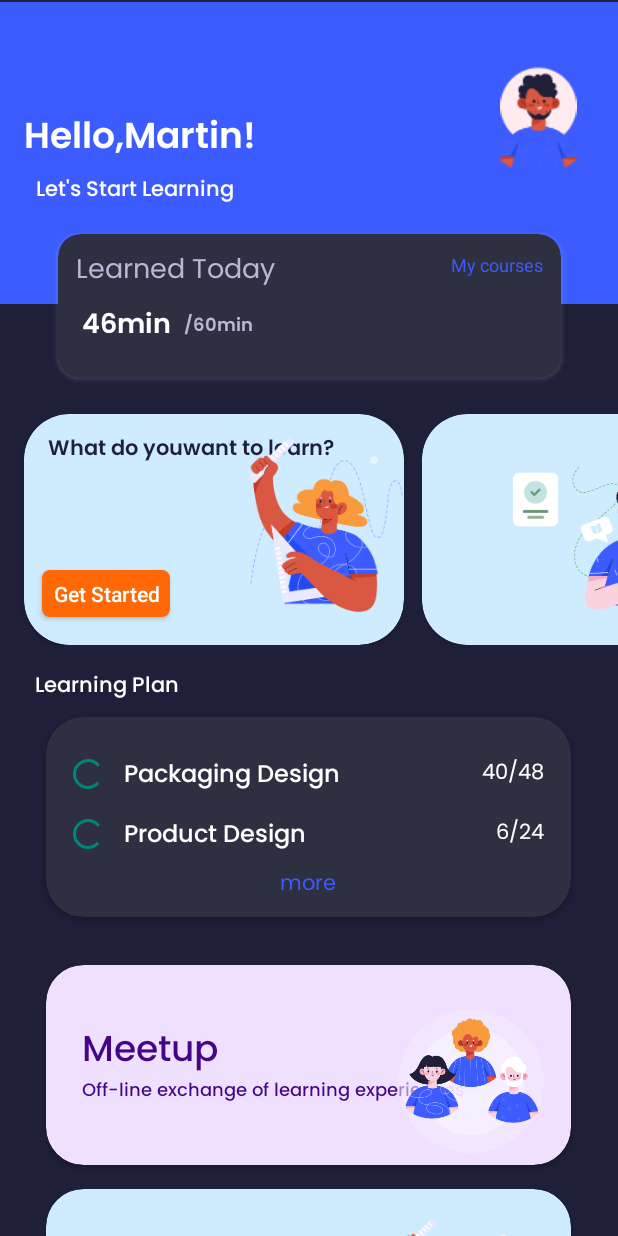
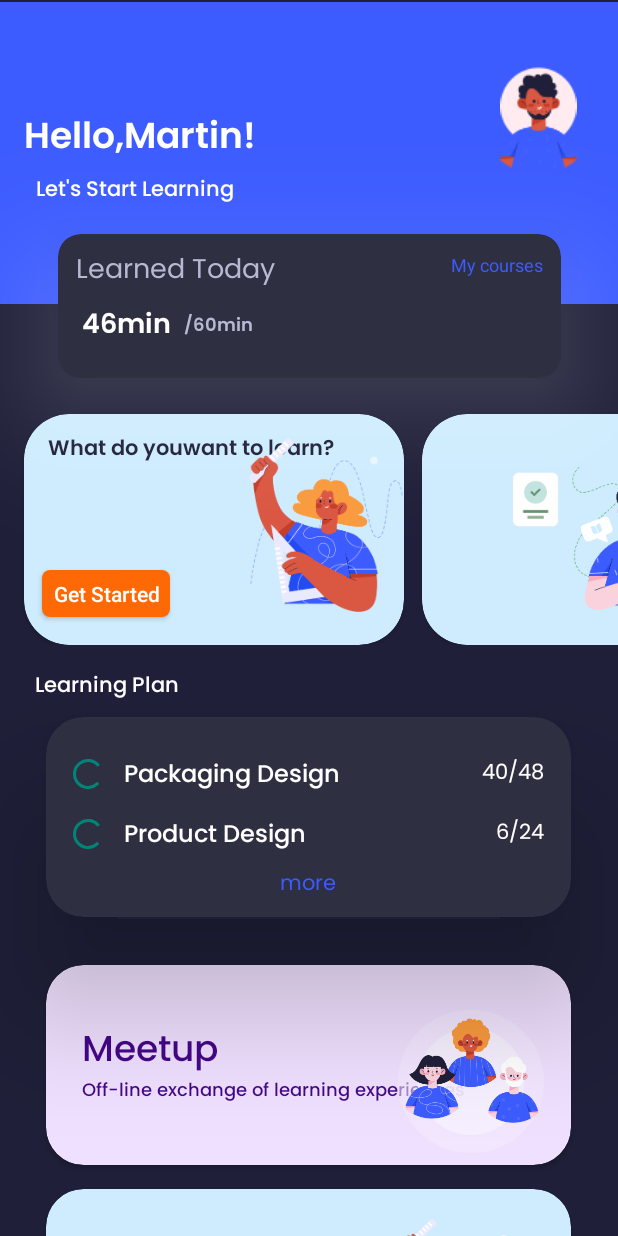
Before and after one commit to Nilav2608/course-study-app, an Android app: the screen it shows after launch (MainActivity), on a phone screen of 412 x 824 dp. Run offline under Robolectric (Android 15) with nearby library versions, the phone set to English and light mode, and no system bars.

Commit message:
first commit

```diff
--- a/app/src/main/res/layout/activity_main.xml
+++ b/app/src/main/res/layout/activity_main.xml
@@ -71,7 +71,8 @@
             app:cardCornerRadius="15dp"
             android:layout_marginTop="156dp"
             android:backgroundTint="@color/semidark"
-            android:elevation="20dp"
+            app:cardElevation="50dp"
+            app:cardMaxElevation="40dp"
             app:layout_constraintEnd_toEndOf="parent"
             app:layout_constraintStart_toStartOf="parent"
             app:layout_constraintTop_toTopOf="parent" >
@@ -280,6 +281,8 @@
             android:layout_marginTop="8dp"
             android:backgroundTint="@color/semidark"
             app:cardCornerRadius="25dp"
+            app:cardElevation="50dp"
+            app:cardMaxElevation="40dp"
             app:layout_constraintEnd_toEndOf="parent"
             app:layout_constraintHorizontal_bias="0.491"
             app:layout_constraintStart_toStartOf="parent"
```
